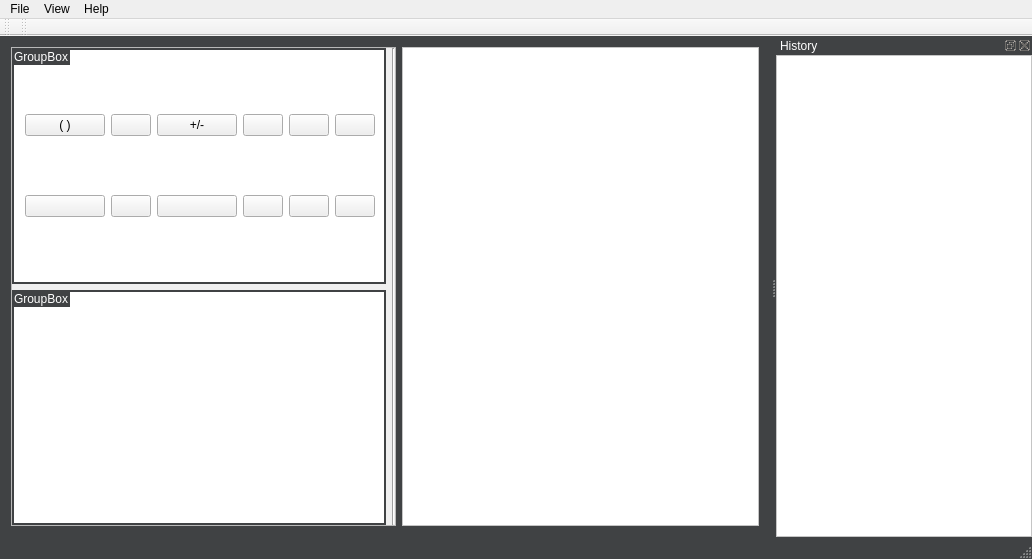
majojoe/egcas-core, file egCAS/src/menu/mainwindow.ui: the form before one commit.
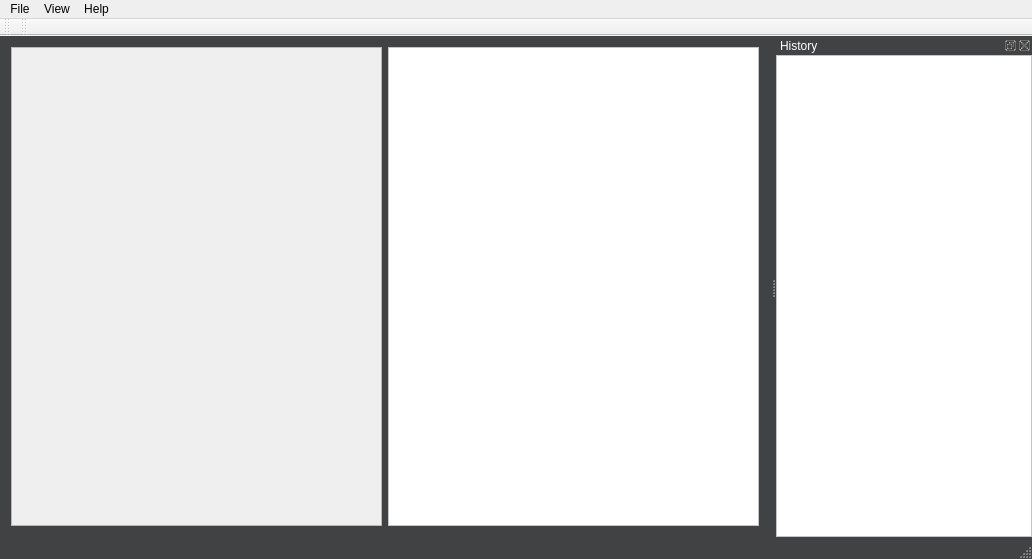
The form after the commit. Icons and pictures are not drawn. Custom widgets are drawn as their Qt base class.

Commit message: :internal: add element bar to the menu

The edit to the form file:
```diff
--- a/egCAS/src/menu/mainwindow.ui
+++ b/egCAS/src/menu/mainwindow.ui
@@ -28,195 +28,11 @@
         <rect>
          <x>0</x>
          <y>0</y>
-         <width>374</width>
+         <width>385</width>
          <height>481</height>
         </rect>
        </property>
-       <layout class="QGridLayout" name="gridLayout_3">
-        <property name="leftMargin">
-         <number>0</number>
-        </property>
-        <property name="topMargin">
-         <number>0</number>
-        </property>
-        <property name="rightMargin">
-         <number>0</number>
-        </property>
-        <property name="bottomMargin">
-         <number>0</number>
-        </property>
-        <item row="0" column="0">
-         <widget class="QGroupBox" name="groupBox_2">
-          <property name="styleSheet">
-           <string notr="true">QGroupBox::title {background-color: rgb(64, 66, 68);color: rgb(255, 255, 255);}
-
-QGroupBox {background-color: rgb(255, 255, 255);}
-
-QGroupBox {border: 2px solid; border-color: rgb(64, 66, 68);}</string>
-          </property>
-          <property name="title">
-           <string>GroupBox</string>
-          </property>
-          <layout class="QGridLayout" name="gridLayout_2">
-           <property name="rightMargin">
-            <number>9</number>
-           </property>
-           <item row="1" column="5">
-            <widget class="QPushButton" name="pushButton_12">
-             <property name="minimumSize">
-              <size>
-               <width>30</width>
-               <height>0</height>
-              </size>
-             </property>
-            </widget>
-           </item>
-           <item row="0" column="4">
-            <widget class="QPushButton" name="pushButton_8">
-             <property name="minimumSize">
-              <size>
-               <width>30</width>
-               <height>0</height>
-              </size>
-             </property>
-            </widget>
-           </item>
-           <item row="0" column="5">
-            <widget class="QPushButton" name="pushButton_11">
-             <property name="minimumSize">
-              <size>
-               <width>30</width>
-               <height>0</height>
-              </size>
-             </property>
-            </widget>
-           </item>
-           <item row="0" column="1">
-            <widget class="QPushButton" name="pushButton_2">
-             <property name="minimumSize">
-              <size>
-               <width>30</width>
-               <height>0</height>
-              </size>
-             </property>
-            </widget>
-           </item>
-           <item row="1" column="1">
-            <widget class="QPushButton" name="pushButton_7">
-             <property name="minimumSize">
-              <size>
-               <width>30</width>
-               <height>0</height>
-              </size>
-             </property>
-            </widget>
-           </item>
-           <item row="0" column="2">
-            <widget class="QPushButton" name="pushButton_4">
-             <property name="minimumSize">
-              <size>
-               <width>30</width>
-               <height>0</height>
-              </size>
-             </property>
-             <property name="text">
-              <string>+/-</string>
-             </property>
-            </widget>
-           </item>
-           <item row="1" column="0">
-            <widget class="QPushButton" name="pushButton_3">
-             <property name="minimumSize">
-              <size>
-               <width>30</width>
-               <height>0</height>
-              </size>
-             </property>
-            </widget>
-           </item>
-           <item row="1" column="2">
-            <widget class="QPushButton" name="pushButton_6">
-             <property name="minimumSize">
-              <size>
-               <width>30</width>
-               <height>0</height>
-              </size>
-             </property>
-            </widget>
-           </item>
-           <item row="1" column="3">
-            <widget class="QPushButton" name="pushButton_5">
-             <property name="minimumSize">
-              <size>
-               <width>30</width>
-               <height>0</height>
-              </size>
-             </property>
-            </widget>
-           </item>
-           <item row="1" column="4">
-            <widget class="QPushButton" name="pushButton_10">
-             <property name="minimumSize">
-              <size>
-               <width>30</width>
-               <height>0</height>
-              </size>
-             </property>
-            </widget>
-           </item>
-           <item row="0" column="3">
-            <widget class="QPushButton" name="pushButton_9">
-             <property name="minimumSize">
-              <size>
-               <width>30</width>
-               <height>0</height>
-              </size>
-             </property>
-            </widget>
-           </item>
-           <item row="0" column="0">
-            <widget class="QPushButton" name="pushButton">
-             <property name="minimumSize">
-              <size>
-               <width>30</width>
-               <height>0</height>
-              </size>
-             </property>
-             <property name="text">
-              <string>( )</string>
-             </property>
-            </widget>
-           </item>
-          </layout>
-         </widget>
-        </item>
-        <item row="0" column="1" rowspan="2">
-         <widget class="Line" name="line">
-          <property name="cursor">
-           <cursorShape>SplitHCursor</cursorShape>
-          </property>
-          <property name="orientation">
-           <enum>Qt::Vertical</enum>
-          </property>
-         </widget>
-        </item>
-        <item row="1" column="0">
-         <widget class="QGroupBox" name="groupBox">
-          <property name="styleSheet">
-           <string notr="true">QGroupBox::title {background-color: rgb(64, 66, 68);color: rgb(255, 255, 255);}
-
-QGroupBox {background-color: rgb(255, 255, 255);}
-
-QGroupBox {border: 2px solid; border-color: rgb(64, 66, 68);}</string>
-          </property>
-          <property name="title">
-           <string>GroupBox</string>
-          </property>
-          <zorder>groupBox_2</zorder>
-          <zorder>groupBox_2</zorder>
-         </widget>
-        </item>
-       </layout>
+       <layout class="QVBoxLayout" name="elmentBarLayout"/>
       </widget>
      </widget>
     </item>
```
The commit also changes 2 other files.
